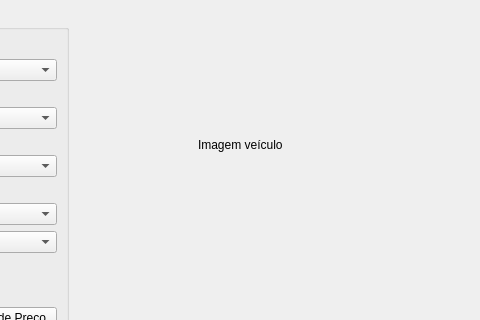
Qt form mainwindow.ui (walter-agostinho/Vehicle_Searching) before a commit; both pictures show x 232 to 712 and y 0 to 320 of the 800 by 600 pixel window.
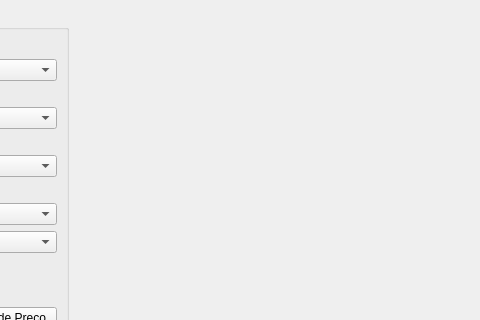
The same form after that commit.

Commit message: scaled car image

What changed in the file:
```diff
--- a/mainwindow.ui
+++ b/mainwindow.ui
@@ -17,14 +17,14 @@
    <widget class="QLabel" name="carImageLabel">
     <property name="geometry">
      <rect>
-      <x>430</x>
-      <y>20</y>
-      <width>330</width>
-      <height>250</height>
+      <x>350</x>
+      <y>10</y>
+      <width>400</width>
+      <height>300</height>
      </rect>
     </property>
     <property name="text">
-     <string>Imagem veículo</string>
+     <string/>
     </property>
    </widget>
    <widget class="QGroupBox" name="groupBox">
```
The commit also changes 2 other files.
